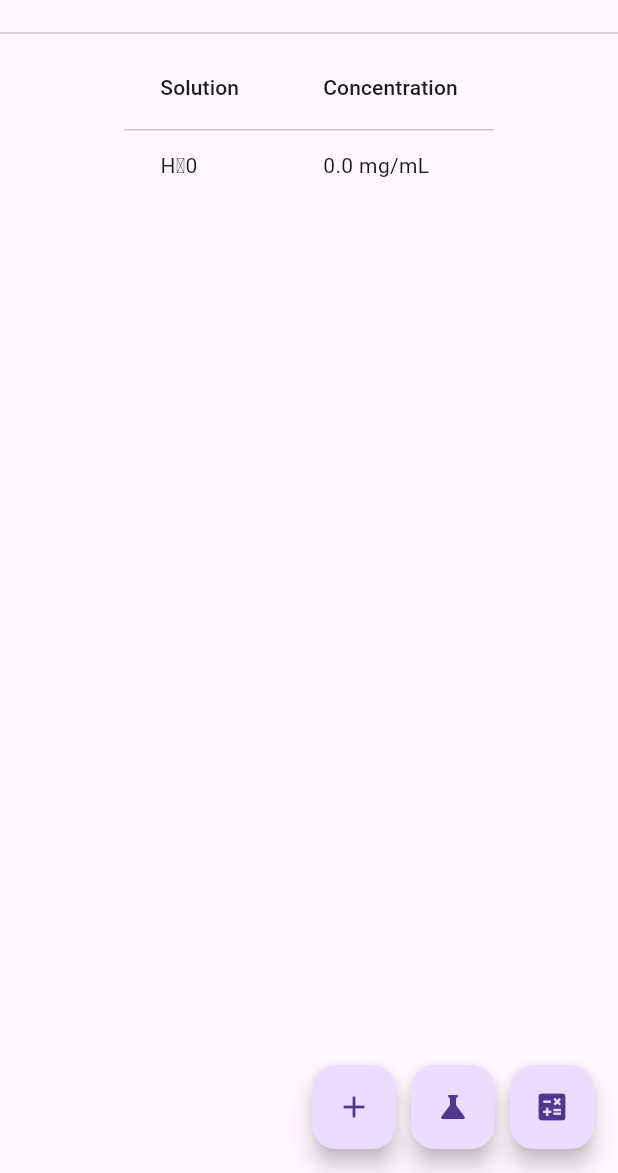
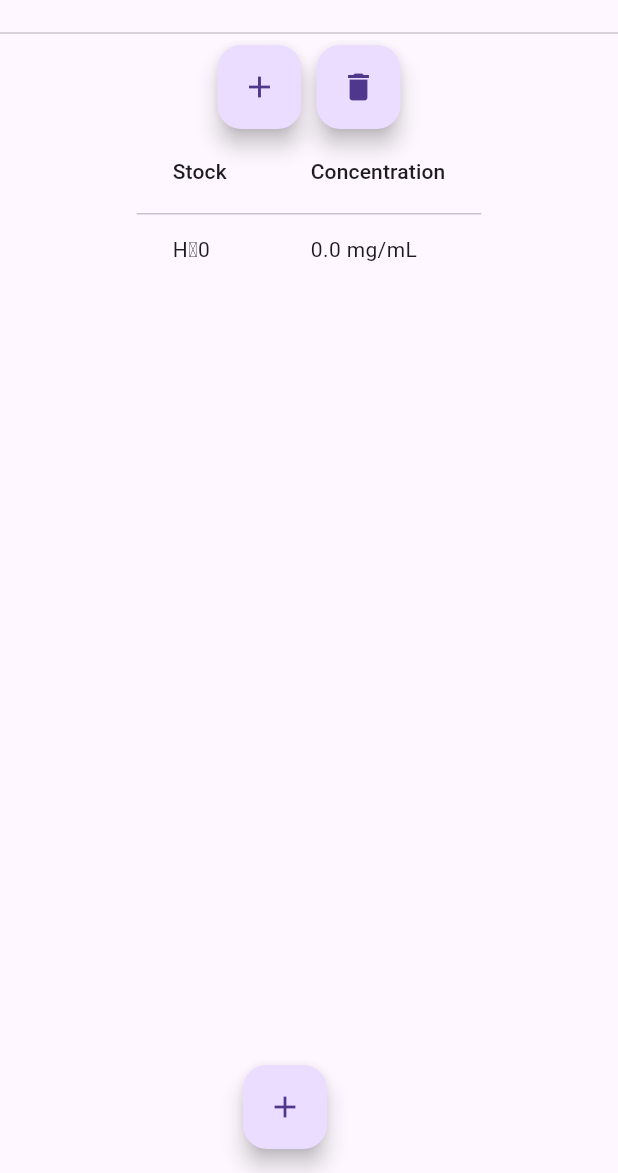
Before and after one commit to wmmnpr/dilution_calculator, a Flutter app: the screen it shows after launch, on a phone screen of 412 x 824 dp, the part 63-1236 px from its top. Run offline on Flutter 3.47's test engine with Material 3 defaults, Android fonts, the light colour scheme and no system bars; missing offline and left inert: dart_numerics, equations.

Commit message:
delete buttons

```diff
--- a/lib/main.dart
+++ b/lib/main.dart
@@ -128,6 +128,17 @@ class _BottleHomePageState extends State<BottleHomePage> {
     return regex.hasMatch(input);
   }
 
+  void _deleteAllStock() {
+    dilutions.clear();
+    solutions.removeWhere((key, solution) => solution.name != WATER);
+    setState(() {});
+  }
+
+  void _deleteAllDilutions() {
+    dilutions.clear();
+    setState(() {});
+  }
+
   void _showAddDilutionDialog() {
     showDialog(
       context: context,
@@ -241,23 +252,41 @@ class _BottleHomePageState extends State<BottleHomePage> {
           if (solutions.isNotEmpty) ...[
             Divider(),
             Expanded(
+              child: ListView(
+                children: [
+                  Row(mainAxisAlignment: MainAxisAlignment.center, children: [
+                    FloatingActionButton(
+                      onPressed: _showAddSolutionDialog,
+                      child: Icon(Icons.add),
+                      heroTag: 'addStock',
+                    ),
+                    SizedBox(width: 10),
+                    FloatingActionButton(
+                      onPressed: _deleteAllStock,
+                      child: Icon(Icons.delete),
+                      heroTag: 'Delete All',
+                    )
+                  ]),
+                  Center(
                       child: SingleChildScrollView(
                     scrollDirection: Axis.horizontal,
                     child: DataTable(
-                  columns: [
-                    DataColumn(label: Text('Solution')),
+                      columns: const [
+                        DataColumn(label: Text('Stock')),
                         DataColumn(label: Text('Concentration')),
                       ],
                       rows: solutions.entries
                           .map((bottle) => DataRow(cells: [
                                 DataCell(Text(bottle.key)),
-                            DataCell(
-                                Text(bottle.value.concentration.toString())),
+                                DataCell(Text(
+                                    bottle.value.concentration.toString())),
                               ]))
                           .toList(),
                     ),
+                  ))
+                ],
               ),
-            ),
+            )
           ],
           if (dilutions.isNotEmpty) ...[
             Divider(),
@@ -301,25 +330,28 @@ class _BottleHomePageState extends State<BottleHomePage> {
         ],
       ),
       floatingActionButton: Row(
-        mainAxisAlignment: MainAxisAlignment.end,
+        mainAxisAlignment: MainAxisAlignment.center,
         children: [
           FloatingActionButton(
-            onPressed: _showAddSolutionDialog,
+            onPressed: _showAddDilutionDialog,
             child: Icon(Icons.add),
-            heroTag: 'addBottle',
+            heroTag: 'addDilution',
           ),
+
+          if (dilutions.isNotEmpty) ...[
             SizedBox(width: 10),
             FloatingActionButton(
-            onPressed: _showAddDilutionDialog,
-            child: Icon(Icons.science),
-            heroTag: 'addDilution',
+              onPressed: _deleteAllDilutions,
+              child: Icon(Icons.delete),
+              heroTag: 'Delete All',
             ),
             SizedBox(width: 10),
             FloatingActionButton(
               onPressed: _calculateDilutions,
               child: Icon(Icons.calculate),
               heroTag: 'calculate',
-          ),
+            )
+          ],
         ],
       ),
     );
```
Lines whose indentation alone changed are shown as unchanged.
